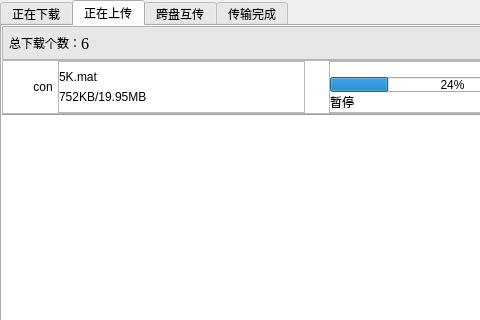
The window that ui/Transmit.ui (aibotez/SBCClientV2) describes before a commit, drawn with Qt 5; both pictures show x 0 to 480 and y 0 to 320 of the 752 by 619 pixel window.
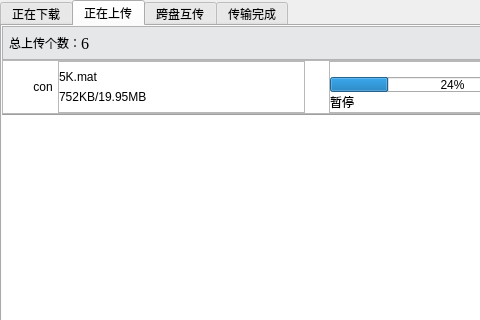
The same window after the commit. The open tabs and pages were chosen to show the change.

The edit to the form file:
```diff
--- a/ui/Transmit.ui
+++ b/ui/Transmit.ui
@@ -584,7 +584,7 @@
             <item>
              <widget class="QLabel" name="label_25">
               <property name="text">
-               <string>总下载个数：</string>
+               <string>总上传个数：</string>
               </property>
              </widget>
             </item>
```
Left out of the diff: 2 changed lines with no effect on the pictures.
